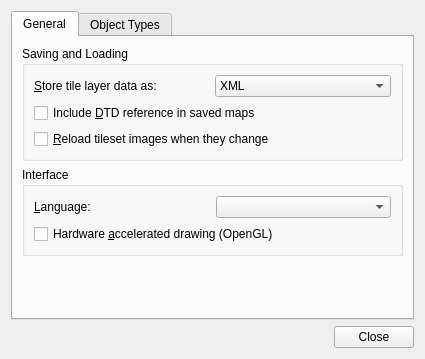
This is src/tiled/preferencesdialog.ui in mapeditor/tiled as Qt 5 draws it before an edit. The edited form follows.
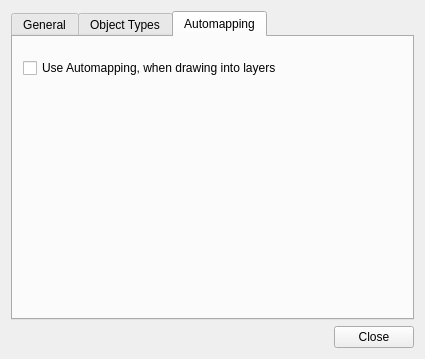
This is the edited form. The open tabs and pages were chosen to show the change. Icons and pictures are not drawn.

Commit message:
Automapping: Add a preferences section
* You can {en, dis}able the automapping while editing the set layer in
  the preferences dialog in the "Automapping" tab.

The edit to the form file:
```diff
--- a/src/tiled/preferencesdialog.ui
+++ b/src/tiled/preferencesdialog.ui
@@ -254,6 +254,24 @@
        </item>
       </layout>
      </widget>
+     <widget class="QWidget" name="tab_3">
+      <attribute name="title">
+       <string>Automapping</string>
+      </attribute>
+      <widget class="QCheckBox" name="autoMapWhileDrawing">
+       <property name="geometry">
+        <rect>
+         <x>10</x>
+         <y>20</y>
+         <width>391</width>
+         <height>22</height>
+        </rect>
+       </property>
+       <property name="text">
+        <string>Use Automapping, when drawing into layers</string>
+       </property>
+      </widget>
+     </widget>
     </widget>
    </item>
    <item>
```
The commit also changes 6 other files.
